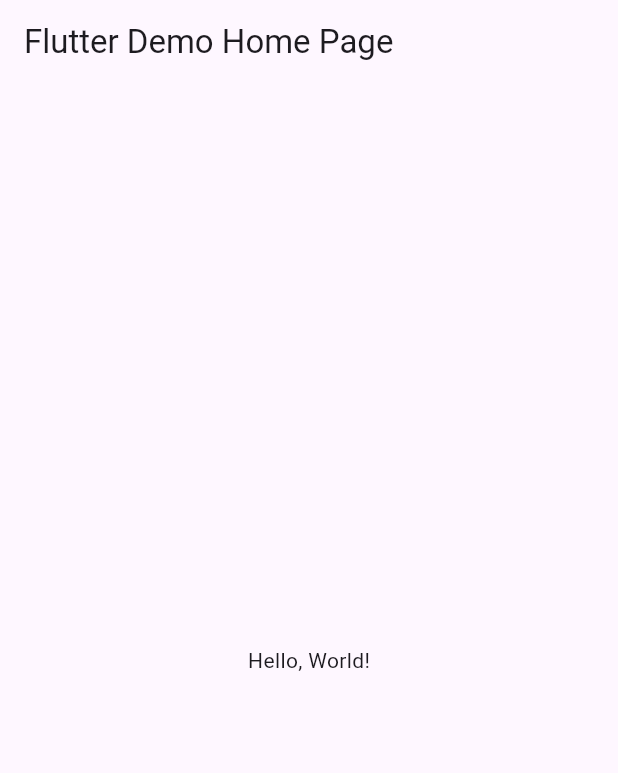
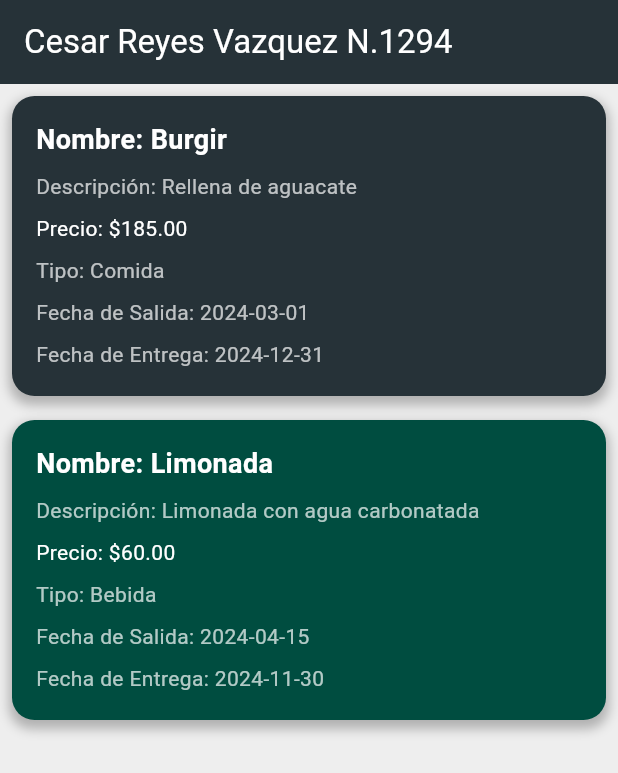
Before and after one commit to CESARIIN0/examenCRV, a Flutter app: the screen it shows after launch, on a phone screen of 412 x 824 dp. Shown: the top 773 px of the screen. Run offline on Flutter 3.47's test engine with Material 3 defaults, Android fonts, the phone set to English and light mode, and no system bars.

```diff
--- a/lib/main.dart
+++ b/lib/main.dart
@@ -1,43 +1,163 @@
 import 'package:flutter/material.dart';
 
-void main() => runApp(MyApp());
+void main() {
+  runApp(MyApp());
+}
 
+// ========================== INICIO MyApp ==========================
 class MyApp extends StatelessWidget {
-  const MyApp({super.key});
-  // This widget is the root of your application.
   @override
   Widget build(BuildContext context) {
     return MaterialApp(
-      // Application name
-      title: 'Flutter Hello World',
-      // Application theme data, you can set the colors for the application as
-      // you want
-      theme: ThemeData(
-        // useMaterial3: false,
-        primarySwatch: Colors.blue,
-      ),
-      // A widget which will be started on application startup
-      home: MyHomePage(title: 'Flutter Demo Home Page'),
-    );
-  }
-}
-
-class MyHomePage extends StatelessWidget {
-  final String title;
-  const MyHomePage({super.key, required this.title});
-
-  @override
-  Widget build(BuildContext context) {
-    return Scaffold(
-      appBar: AppBar(
-        // The title text which will be shown on the action bar
-        title: Text(title),
-      ),
-      body: Center(
-        child: Text(
-          'Hello, World!',
+      debugShowCheckedModeBanner: false, // Ocultar el banner de debug
+      home: Scaffold(
+        appBar: AppBar(
+          title: Text(
+            'Cesar Reyes Vazquez N.1294',
+            style: TextStyle(color: Colors.white), // Texto en blanco
+          ),
+          backgroundColor: Colors.blueGrey[900], // Color serio para el AppBar
+          iconTheme: IconThemeData(color: Colors.white), // Íconos en blanco
         ),
+        body: PlatosList(platos: platos),
+        backgroundColor: Colors.grey[200], // Fondo de la app más sutil
       ),
     );
   }
 }
+// ========================== FIN MyApp ==========================
+
+// ========================== INICIO Modelo Plato ==========================
+class Plato {
+  final String idPlato;
+  final String nombre;
+  final String descripcion;
+  final double precio;
+  final String tipo;
+  final DateTime fechaSalida;
+  final DateTime fechaEntrega;
+
+  Plato({
+    required this.idPlato,
+    required this.nombre,
+    required this.descripcion,
+    required this.precio,
+    required this.tipo,
+    required this.fechaSalida,
+    required this.fechaEntrega,
+  });
+}
+// ========================== FIN Modelo Plato ==========================
+
+// ========================== INICIO Lista de Platos ==========================
+List<Plato> platos = [
+  Plato(
+    idPlato: '001',
+    nombre: 'Burgir',
+    descripcion: 'Rellena de aguacate',
+    precio: 185.00,
+    tipo: 'Comida',
+    fechaSalida: DateTime(2024, 3, 1),
+    fechaEntrega: DateTime(2024, 12, 31),
+  ),
+  Plato(
+    idPlato: '002',
+    nombre: 'Limonada',
+    descripcion: 'Limonada con agua carbonatada',
+    precio: 60.00,
+    tipo: 'Bebida',
+    fechaSalida: DateTime(2024, 4, 15),
+    fechaEntrega: DateTime(2024, 11, 30),
+  ),
+];
+// ========================== FIN Lista de Platos ==========================
+
+// ========================== INICIO Widget Lista de Platos ==========================
+class PlatosList extends StatelessWidget {
+  final List<Plato> platos;
+
+  PlatosList({required this.platos});
+
+  // Función para formatear la fecha
+  String formatFecha(DateTime fecha) {
+    return fecha.toLocal().toString().split(' ')[0];
+  }
+
+  @override
+  Widget build(BuildContext context) {
+    return ListView(
+      children: platos.map((plato) {
+        return Padding(
+          padding: const EdgeInsets.all(8.0),
+          child: Stack(
+            children: [
+              // Fondo del Stack con bordes redondeados y sombra
+              Container(
+                decoration: BoxDecoration(
+                  color: plato.idPlato == '001'
+                      ? Colors.blueGrey[900] // Color serio para comida
+                      : Colors.teal[900], // Color serio para bebida
+                  borderRadius: BorderRadius.circular(15),
+                  boxShadow: [
+                    BoxShadow(
+                      color: Colors.black26, // Sombra más discreta
+                      spreadRadius: 2,
+                      blurRadius: 6,
+                      offset: Offset(0, 4),
+                    ),
+                  ],
+                ),
+                height: 200, // Altura fija para el contenedor
+              ),
+              // Contenido del Stack
+              Positioned(
+                top: 16,
+                left: 16,
+                right:
+                    16, // Asegura que el contenido no quede pegado a los bordes
+                child: Column(
+                  crossAxisAlignment: CrossAxisAlignment.start,
+                  children: [
+                    Text(
+                      'Nombre: ${plato.nombre}',
+                      style: TextStyle(
+                          fontSize: 18,
+                          fontWeight: FontWeight.bold,
+                          color: Colors.white),
+                    ),
+                    SizedBox(height: 8),
+                    Text(
+                      'Descripción: ${plato.descripcion}',
+                      style: TextStyle(color: Colors.white70),
+                    ),
+                    SizedBox(height: 8),
+                    Text(
+                      'Precio: \$${plato.precio.toStringAsFixed(2)}',
+                      style: TextStyle(color: Colors.white),
+                    ),
+                    SizedBox(height: 8),
+                    Text(
+                      'Tipo: ${plato.tipo}',
+                      style: TextStyle(color: Colors.white70),
+                    ),
+                    SizedBox(height: 8),
+                    Text(
+                      'Fecha de Salida: ${formatFecha(plato.fechaSalida)}',
+                      style: TextStyle(color: Colors.white70),
+                    ),
+                    SizedBox(height: 8),
+                    Text(
+                      'Fecha de Entrega: ${formatFecha(plato.fechaEntrega)}',
+                      style: TextStyle(color: Colors.white70),
+                    ),
+                  ],
+                ),
+              ),
+            ],
+          ),
+        );
+      }).toList(),
+    );
+  }
+}
+// ========================== FIN Widget Lista de Platos ==========================
```
